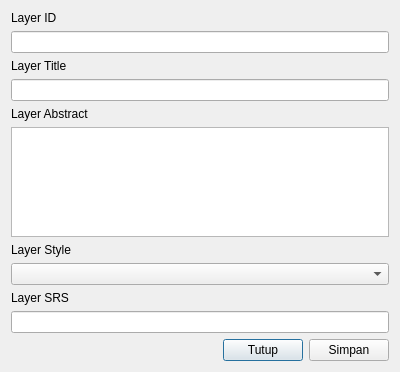
Old version of the form ui/info_edit_layer.ui in the repository sandynagara/Palapa.
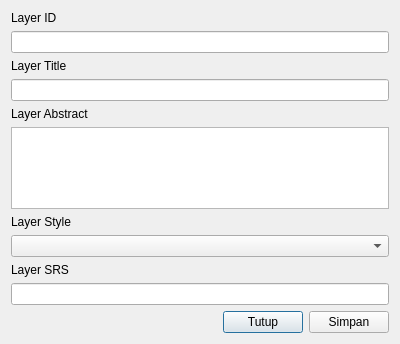
New version of the form.

Patch:
```diff
--- a/ui/info_edit_layer.ui
+++ b/ui/info_edit_layer.ui
@@ -7,7 +7,7 @@
     <x>0</x>
     <y>0</y>
     <width>400</width>
-    <height>372</height>
+    <height>344</height>
    </rect>
   </property>
   <property name="windowTitle">
```
